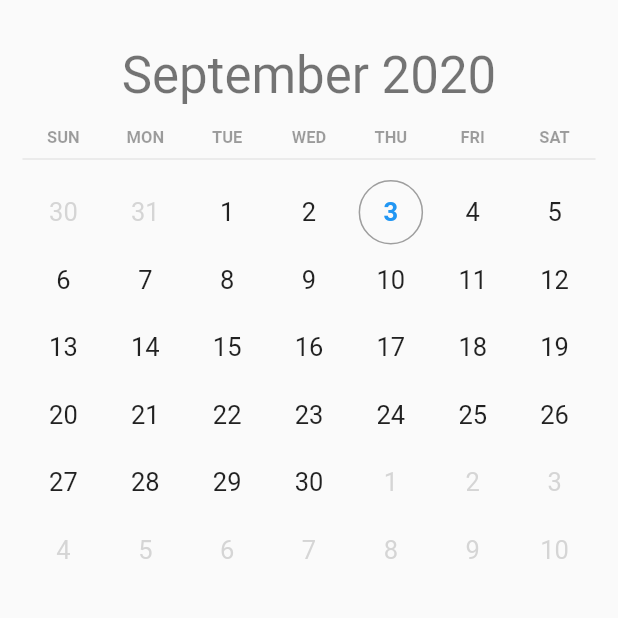
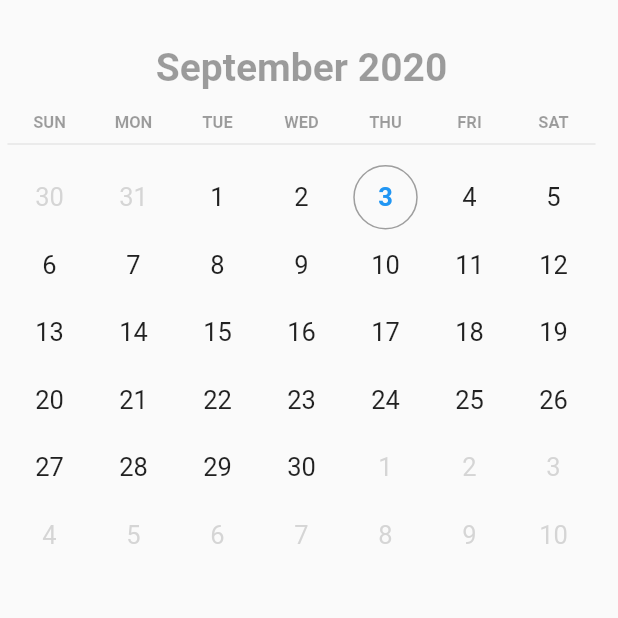
Before and after one commit to febaisi/pageview_calendar, a Flutter app: the screen it shows after launch, on a phone screen of 412 x 824 dp, the top half of it. Run offline on Flutter 3.47's test engine with Material 2 defaults, Android fonts, the phone set to English and light mode, and no system bars.

Commit message:
Improving layout

```diff
--- a/lib/pageview_calendar.dart
+++ b/lib/pageview_calendar.dart
@@ -56,7 +56,7 @@ class PageViewCalendar extends StatelessWidget {
     return Container(
       width: MediaQuery.of(context).size.width,
       height: MediaQuery.of(context).size.height,
-      margin: EdgeInsets.only(top: isPortrait ? 20 : 5, left: 15, right: 15),
+      margin: EdgeInsets.only(top: isPortrait ? 20 : 5, left: 5, right: 15),
       child: FractionallySizedBox(
         alignment: Alignment.centerLeft,
         widthFactor: isPortrait ? 1.0 : 0.5,
@@ -68,9 +68,16 @@ class PageViewCalendar extends StatelessWidget {
               child: StreamBuilder(
                 stream: _monhtsLabel.stream,
                 builder: (BuildContext context, snapshot) {
-                  return Text(
-                    snapshot.data.toString(),
-                    style: Theme.of(context).textTheme.display1,
+                  return Container(
+                    margin: EdgeInsets.only(left: isPortrait ? 0 : 12),
+                    child: Text(
+                      snapshot.data.toString(),
+                      style: TextStyle(
+                          color: Colors.black38,
+                          fontSize: 26,
+                        fontWeight: FontWeight.bold
+                      )
+                    ),
                   );
                 },
               ),
```
